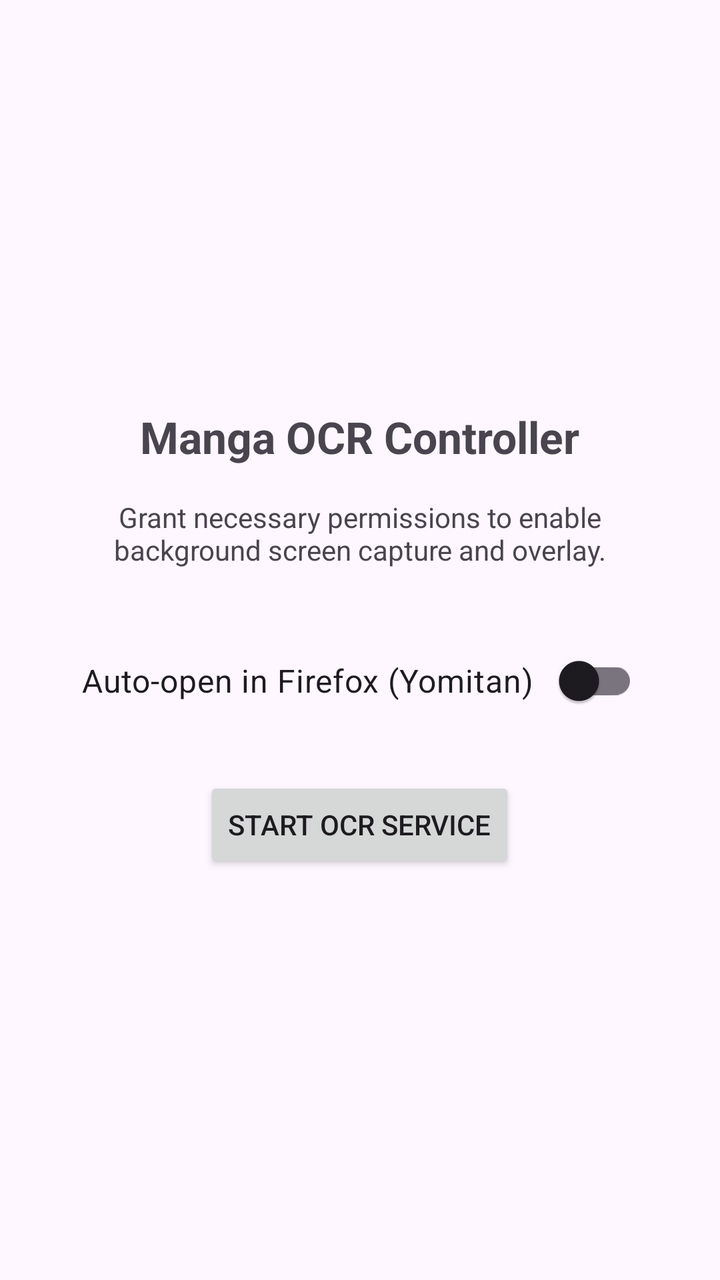
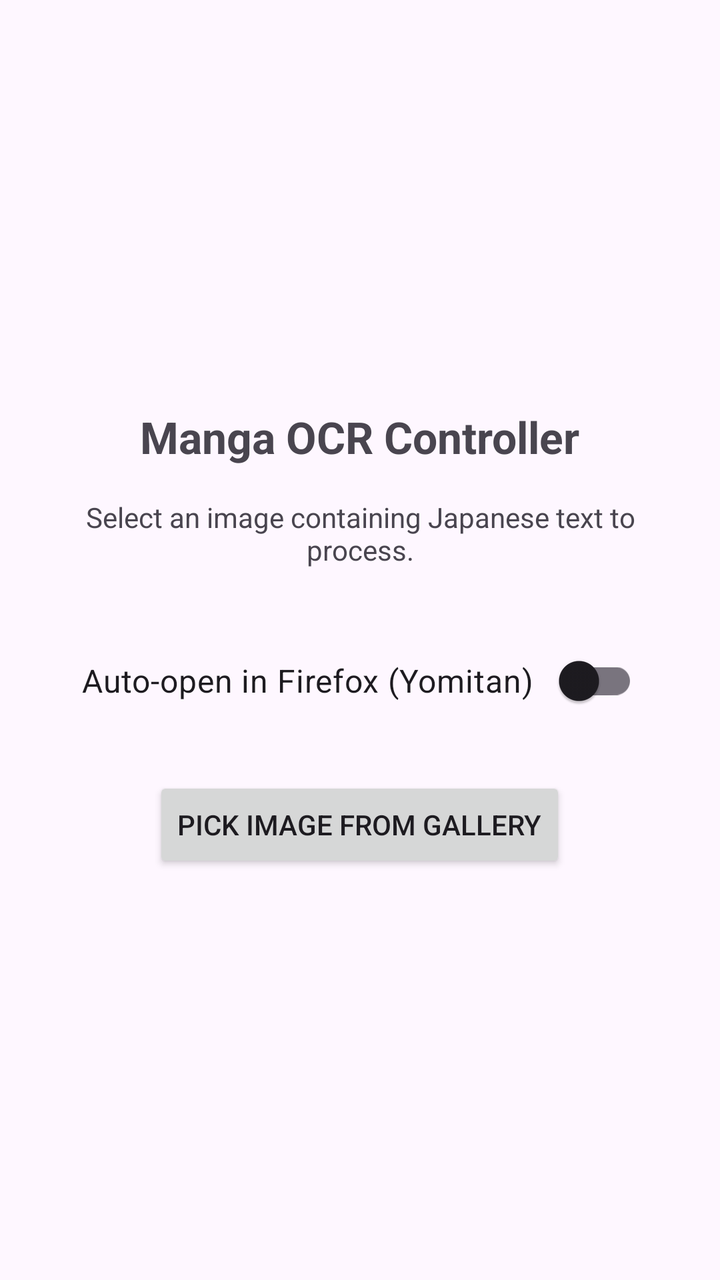

An Android layout rendered at two revisions. The XML below is the earlier revision; the diff shows what the commit changed to produce the second picture.
<!-- AndroidManifest.xml: application theme Theme.Tsuyu -->
<!-- res/layout/activity_main.xml -->
<?xml version="1.0" encoding="utf-8"?>
<LinearLayout xmlns:android="http://schemas.android.com/apk/res/android"

    android:layout_width="match_parent"

    android:layout_height="match_parent"

    android:gravity="center"

    android:orientation="vertical"

    android:padding="24dp">


    <TextView

        android:layout_width="wrap_content"
        android:layout_height="wrap_content"
        android:layout_marginBottom="16dp"
        android:text="Manga OCR Controller"
        android:textSize="22sp"
        android:textStyle="bold" />


    <TextView
        android:layout_width="wrap_content"
        android:layout_height="wrap_content"
        android:layout_marginBottom="32dp"
        android:gravity="center"
        android:text="Grant necessary permissions to enable background screen capture and overlay." />

    <androidx.appcompat.widget.SwitchCompat
        android:id="@+id/switchFirefox"
        android:layout_width="wrap_content"
        android:layout_height="wrap_content"
        android:layout_marginBottom="24dp"
        android:text="Auto-open in Firefox (Yomitan)   "
        android:textSize="16sp" />

    <Button
        android:id="@+id/btnStartService"
        android:layout_width="wrap_content"
        android:layout_height="wrap_content"
        android:text="Start OCR Service" />

</LinearLayout>
<!-- resources referenced by this layout -->
<resources>
  <style name="Theme.Tsuyu" parent="Base.Theme.Tsuyu" />
  <style name="Base.Theme.Tsuyu" parent="Theme.Material3.DayNight.NoActionBar">
          
          
      </style>
</resources>

<!-- the commit's change to res/layout/activity_main.xml (unified diff, before → after) -->
@@ -27,7 +27,7 @@
         android:layout_height="wrap_content"
         android:layout_marginBottom="32dp"
         android:gravity="center"
-        android:text="Grant necessary permissions to enable background screen capture and overlay." />
+        android:text="Select an image containing Japanese text to process." />
 
     <androidx.appcompat.widget.SwitchCompat
         android:id="@+id/switchFirefox"
@@ -38,9 +38,9 @@
         android:textSize="16sp" />
 
     <Button
-        android:id="@+id/btnStartService"
+        android:id="@+id/btnPickImage"
         android:layout_width="wrap_content"
         android:layout_height="wrap_content"
-        android:text="Start OCR Service" />
+        android:text="Pick Image from Gallery" />
 
 </LinearLayout>
